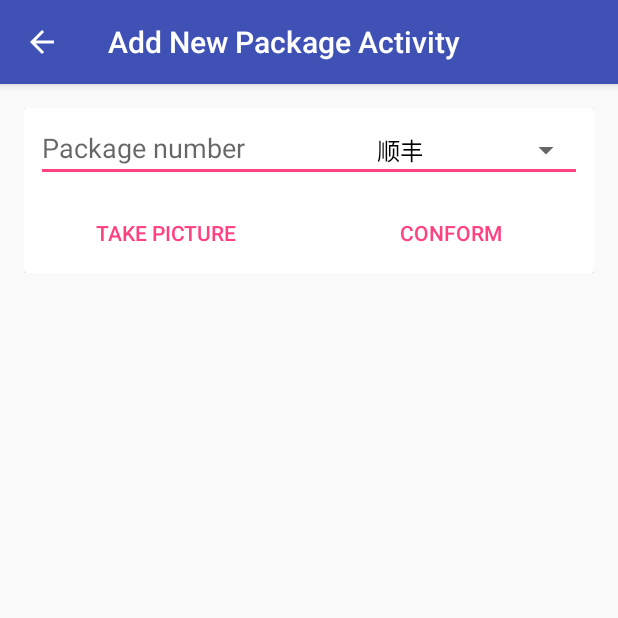
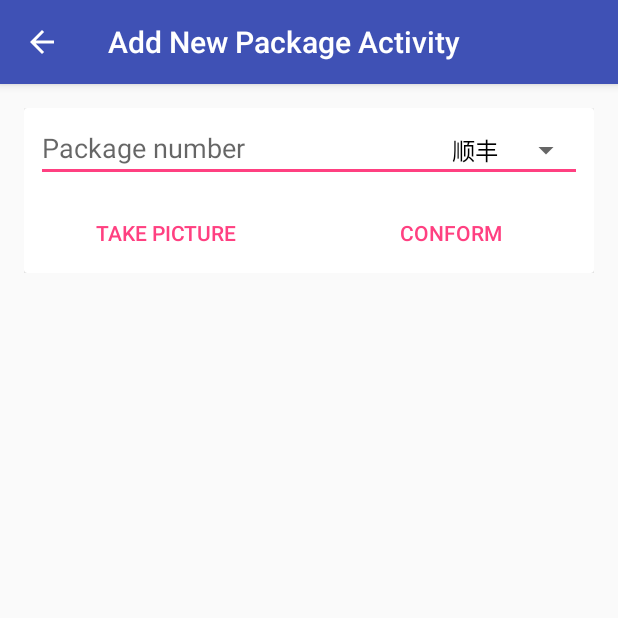
Before and after one commit to enihsyou/PackageTracker, an Android app: the AddNewPackageActivity screen opened directly, with no data from a screen before it, after a tap on "CONFORM", on a phone screen of 412 x 824 dp, the top half of it. Run offline under Robolectric (Android 15) with nearby library versions, the light colour scheme and no system bars.

Commit message:
设置spinner样式，添加一个分隔符占位符

```diff
--- a/app/src/main/java/com/enihsyou/shane/packagetracker/AddNewPackageActivity.java
+++ b/app/src/main/java/com/enihsyou/shane/packagetracker/AddNewPackageActivity.java
@@ -1,15 +1,18 @@
 package com.enihsyou.shane.packagetracker;
 
+import android.content.Context;
 import android.os.AsyncTask;
 import android.os.Bundle;
 import android.support.v7.app.AppCompatActivity;
 import android.support.v7.widget.CardView;
 import android.text.Editable;
 import android.text.TextWatcher;
+import android.util.Log;
 import android.view.KeyEvent;
 import android.view.LayoutInflater;
 import android.view.View;
 import android.view.inputmethod.EditorInfo;
+import android.view.inputmethod.InputMethodManager;
 import android.widget.*;
 
 import java.io.IOException;
@@ -31,12 +34,14 @@ public class AddNewPackageActivity extends AppCompatActivity {
     protected void onCreate(Bundle savedInstanceState) {
         super.onCreate(savedInstanceState);
         setContentView(R.layout.activity_add_new_package);
+
         /*视图赋值*/
         mCardContainer = (LinearLayout) findViewById(R.id.new_card_container);
         mNumberEdit = (EditText) findViewById(R.id.package_number_input);
         mSpinner = (Spinner) findViewById(R.id.company_spinner);
         mConform = (Button) findViewById(R.id.button_conform);
         mTakePicture = (Button) findViewById(R.id.button_take_picture);
+
         /*设置输入框的动作监听器*/
         mNumberEdit.addTextChangedListener(new TextWatcher() {
             @Override
@@ -47,20 +52,28 @@ public class AddNewPackageActivity extends AppCompatActivity {
 
             @Override
             public void afterTextChanged(Editable s) {
+                Log.d(TAG, "afterTextChanged: 在单号框输入字符 " + s.toString());
                 new FetchCompanyTask(s.toString()).execute();
             }
         });
         mNumberEdit.setOnEditorActionListener(new EditText.OnEditorActionListener() {
             @Override
             public boolean onEditorAction(TextView v, int actionId, KeyEvent event) {
-                if (actionId == EditorInfo.IME_ACTION_DONE) {
+                if (actionId == EditorInfo.IME_ACTION_SEARCH) {
+                    Log.d(TAG, "onEditorAction: 点击键盘确认键");
+                    InputMethodManager imm =
+                            (InputMethodManager) getSystemService(Context.INPUT_METHOD_SERVICE);
+                    imm.hideSoftInputFromWindow(v.getWindowToken(),
+                            InputMethodManager.RESULT_UNCHANGED_SHOWN);
+
                     new FetchPackageTask(mNumberEdit.getText().toString(),
-                            mSpinner.getSelectedItem().toString()).execute();
+                            ((CompanyEachAutoSearch) mSpinner.getSelectedItem()).getCompanyCode()).execute();
                     return true;
                 }
                 return false;
             }
         });
+
         /*设置下拉选项框*/
         //添加所有快递公司列表到下拉框
         for (CompanyCodeToString codeToString : CompanyCodeToString.values()) {
@@ -70,13 +83,18 @@ public class AddNewPackageActivity extends AppCompatActivity {
         }
         //添加视图适配器
         spinnerAdapter = new ArrayAdapter<>(this,
-                android.R.layout.simple_spinner_dropdown_item,
+                R.layout.spinner_dropdown_item,
                 spinnerItems);
         mSpinner.setAdapter(spinnerAdapter);
+
         /*设置确认按钮的监听器*/
         mConform.setOnClickListener(new View.OnClickListener() {
             @Override
             public void onClick(View v) {
+                Log.d(TAG, "onClick: 按下面板确认按钮");
+                InputMethodManager imm =
+                        (InputMethodManager) getSystemService(Context.INPUT_METHOD_SERVICE);
+                imm.hideSoftInputFromWindow(v.getWindowToken(), InputMethodManager.RESULT_UNCHANGED_SHOWN);
                 new FetchPackageTask(mNumberEdit.getText().toString(),
                         ((CompanyEachAutoSearch) mSpinner.getSelectedItem()).getCompanyCode()).execute();
             }
--- a/app/src/main/res/layout/activity_add_new_package.xml
+++ b/app/src/main/res/layout/activity_add_new_package.xml
@@ -38,8 +38,8 @@
                         android:layout_marginStart="8dp"
                         android:layout_marginTop="4dp"
                         android:hint="@string/package_number"
-                        android:imeOptions="actionDone"
-                        android:inputType="text"
+                        android:imeOptions="actionSearch"
+                        android:inputType="textPhonetic"
                         android:maxLength="20"
                         android:maxLines="1" />
                     <Spinner
@@ -75,5 +75,6 @@
                 </LinearLayout>
             </LinearLayout>
         </android.support.v7.widget.CardView>
+        <!--下面 由程序添加搜索结果-->
     </LinearLayout>
 </ScrollView>
--- a/app/src/main/res/layout/card_package.xml
+++ b/app/src/main/res/layout/card_package.xml
@@ -1,4 +1,5 @@
 <?xml version="1.0" encoding="utf-8"?>
+<!--包裹信息卡片-->
 <LinearLayout xmlns:android="http://schemas.android.com/apk/res/android"
     xmlns:app="http://schemas.android.com/apk/res-auto"
     xmlns:tools="http://schemas.android.com/tools"
--- /dev/null
+++ b/app/src/main/res/layout/spinner_dropdown_item.xml
@@ -0,0 +1,11 @@
+<?xml version="1.0" encoding="utf-8"?>
+
+<TextView xmlns:android="http://schemas.android.com/apk/res/android"
+    android:id="@+id/spinner_text"
+    style="?android:attr/spinnerDropDownItemStyle"
+    android:gravity="center_vertical|end"
+    android:layout_width="match_parent"
+    android:layout_height="@dimen/dropdownListPreferredItemHeight"
+    android:ellipsize="marquee"
+    android:layout_alignParentEnd="true"
+    android:maxLines="1" />
--- a/app/src/main/res/menu/menu_main_search.xml
+++ b/app/src/main/res/menu/menu_main_search.xml
@@ -4,6 +4,7 @@
     <item
         android:id="@+id/menu_item_search"
         android:icon="@android:drawable/ic_menu_search"
+        android:hint="@android:string/search_go"
         android:title="@android:string/search_go"
         app:actionViewClass="android.support.v7.widget.SearchView"
         app:showAsAction="always" />
--- a/app/src/main/res/values/dimens.xml
+++ b/app/src/main/res/values/dimens.xml
@@ -1,13 +1,15 @@
 <resources>
     <!-- Default screen margins, per the Android Design guidelines. -->
-  <dimen name="nav_header_vertical_spacing">16dp</dimen>
+    <dimen name="nav_header_vertical_spacing">16dp</dimen>
     <dimen name="nav_header_height">160dp</dimen>
-  <!-- Default screen margins, per the Android Design guidelines. -->
-  <dimen name="activity_horizontal_margin">16dp</dimen>
+    <!-- Default screen margins, per the Android Design guidelines. -->
+    <dimen name="activity_horizontal_margin">16dp</dimen>
     <dimen name="activity_vertical_margin">16dp</dimen>
     <dimen name="fab_margin">16dp</dimen>
     <dimen name="app_bar_height">180dp</dimen>
     <dimen name="text_margin">16dp</dimen>
     <dimen name="appbar_padding_top">8dp</dimen>
-  <dimen name="fab_translation_z">12dp</dimen>
+    <dimen name="fab_translation_z">12dp</dimen>
+
+    <dimen name="dropdownListPreferredItemHeight">48dp</dimen>
 </resources>
--- a/app/src/main/res/values/strings.xml
+++ b/app/src/main/res/values/strings.xml
@@ -167,5 +167,5 @@
 "when a user tries to pick up one of cards.\n\n"
 </string>
     <string name="title_activity_package_state">PackageStateActivity</string>
-    <string name="section_format">Hello World from section: %1$d</string><string name="buy_buy_buy">BUY! BUY! BUY!</string><string name="package_number">Package number</string><string name="button_take_picture">Take Picture</string><string name="button_conform">Conform</string><string name="title_activity_add_new">Add New Package Activity</string><string name="title_activity_send_new">Send New Package Activity</string><string name="company_logo">company logo</string>
+    <string name="section_format">Hello World from section: %1$d</string><string name="buy_buy_buy">BUY! BUY! BUY!</string><string name="package_number">Package number</string><string name="button_take_picture">Take Picture</string><string name="button_conform">Conform</string><string name="title_activity_add_new">Add New Package Activity</string><string name="title_activity_send_new">Send New Package Activity</string><string name="company_logo">company logo</string><string name="separator">separator</string>
 </resources>
```
Also changed, not shown: app/src/main/java/com/enihsyou/shane/packagetracker/CompanyCodeToString.java (+4 -3 lines), app/src/main/res/layout/traffic_detail.xml (+7 -1 lines), app/src/main/res/values/styles.xml (indentation only).
